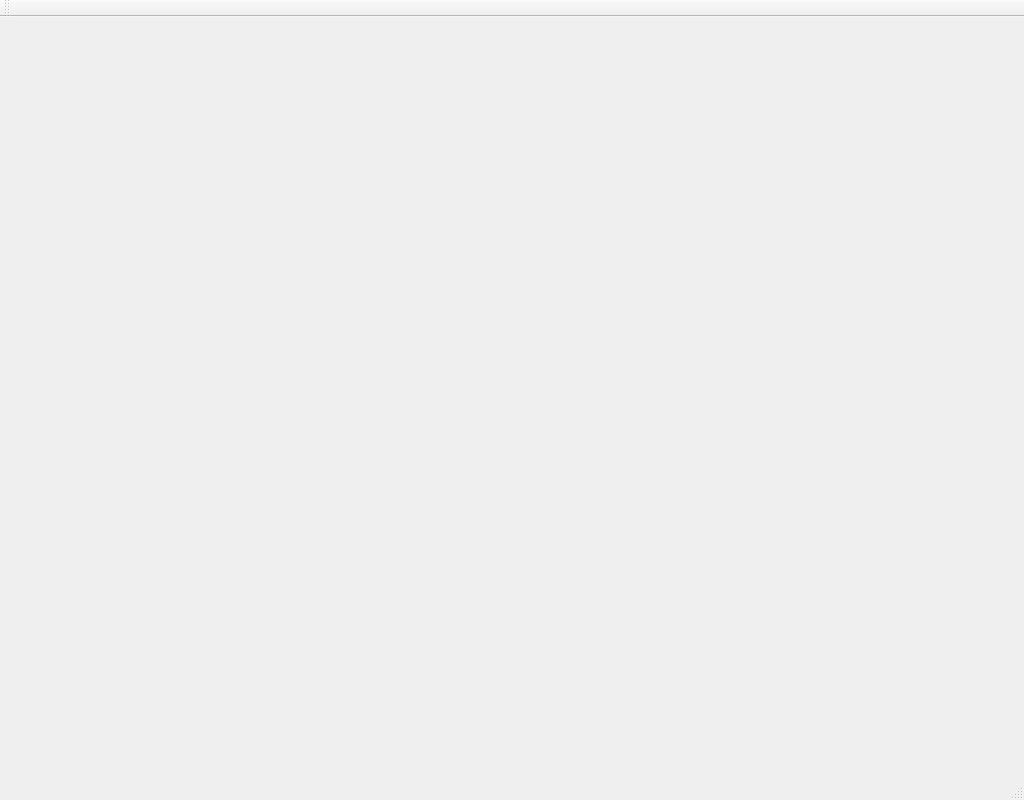
The window that GameEngine/GameEngine/gameengine.ui (myuneeb90/GameEngine) describes before a commit, drawn with Qt 5.
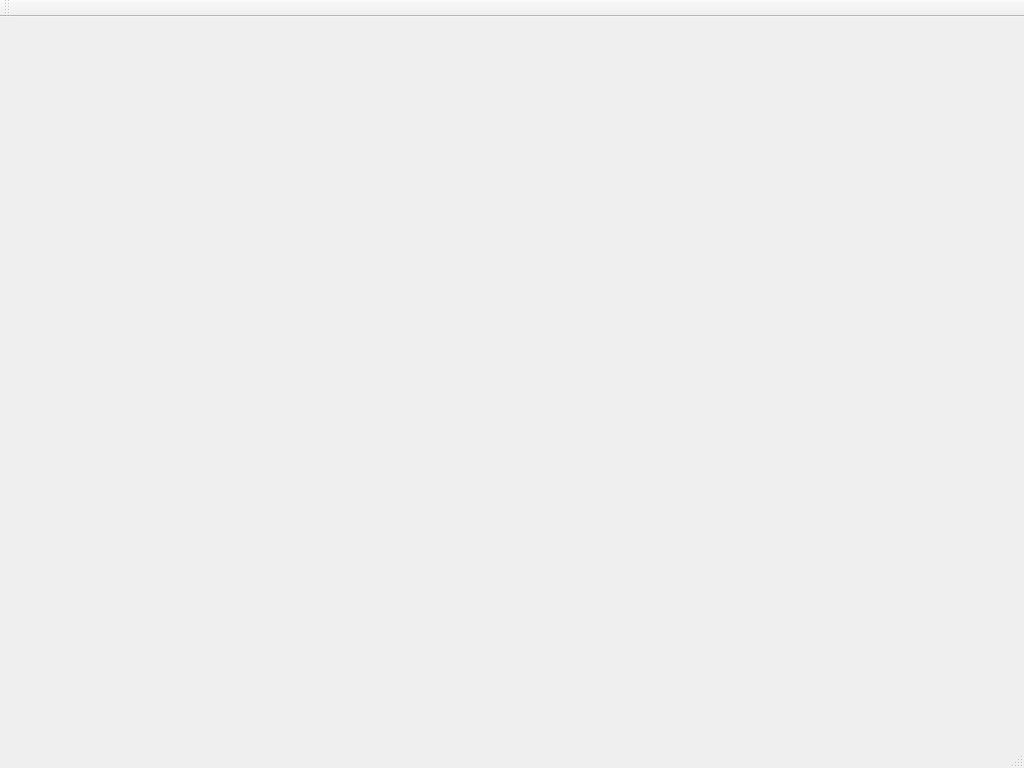
The same window after the commit.

The edit to the form file:
```diff
--- a/GameEngine/GameEngine/gameengine.ui
+++ b/GameEngine/GameEngine/gameengine.ui
@@ -7,7 +7,7 @@
     <x>0</x>
     <y>0</y>
     <width>1024</width>
-    <height>800</height>
+    <height>768</height>
    </rect>
   </property>
   <property name="windowTitle">
```
Left out of the diff: 6 changed lines with no effect on the pictures.
